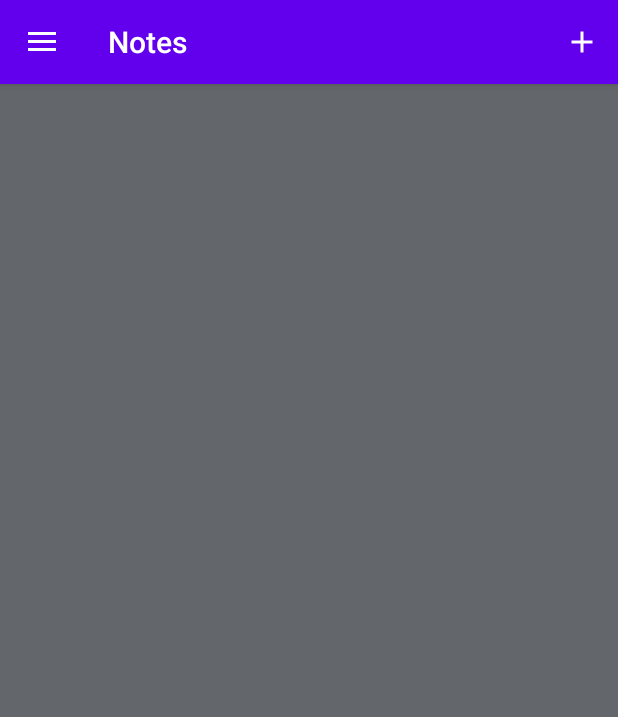
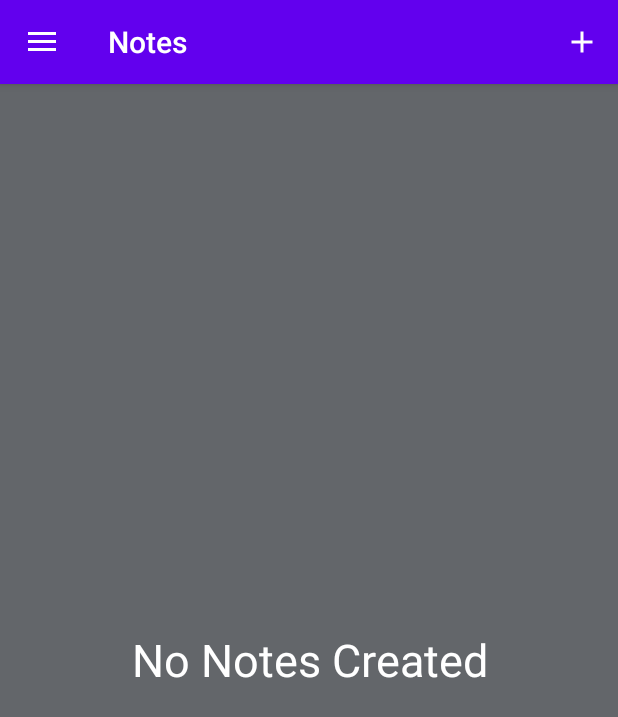
Before and after one commit to agr-shubham/NotesApp, an Android app: the screen it shows after launch (MainActivity), on a phone screen of 412 x 824 dp. Shown: the top 717 px of the screen. Run offline under Robolectric (Android 15) with nearby library versions, the phone set to English and light mode, and no system bars; our stand-ins replace Room's generated code.

Commit message:
combined noNotesCreatedFragment with NotesListFragment

```diff
--- a/app/src/main/java/com/shubham/notes/UI/activities/adapters/ListNotesAdapter.kt
+++ b/app/src/main/java/com/shubham/notes/UI/activities/adapters/ListNotesAdapter.kt
@@ -21,6 +21,9 @@ class ListNotesAdapter() : RecyclerView.Adapter<ListNotesAdapter.ViewHolder>(){
 
     private val notes = ArrayList<Notes>()
 
+    fun getNotesSize():Int{
+        return notes.size
+    }
 
 
     inner  class ViewHolder(val binding: NoteTitleCardBinding): RecyclerView.ViewHolder(binding.root)
--- a/app/src/main/java/com/shubham/notes/UI/activities/fragments/NotesListFragment.kt
+++ b/app/src/main/java/com/shubham/notes/UI/activities/fragments/NotesListFragment.kt
@@ -46,10 +46,26 @@ class NotesListFragment : Fragment() {
 
         binding.recyclerView1.setHasFixedSize(true)
 
+        checkNoNotes()
+
+
+    }
+
+    fun checkNoNotes(){
+        if (adapter.getNotesSize()==0) {
+            binding.recyclerView1.visibility = View.GONE
+            binding.noNotesMessage.visibility = View.VISIBLE
+        }
+        else {
+            binding.recyclerView1.visibility = View.VISIBLE
+            binding.noNotesMessage.visibility = View.GONE
+        }
     }
 
     fun updateAdapterList(notes:List<Notes>){
         adapter.updateList(notes)
+        checkNoNotes()
+
     }
 
     override fun onCreateOptionsMenu(menu: Menu, inflater: MenuInflater) {
--- a/app/src/main/res/layout/fragment_notes_list.xml
+++ b/app/src/main/res/layout/fragment_notes_list.xml
@@ -23,4 +23,13 @@
             android:paddingStart="2dp" />
     </ScrollView>
 
+    <TextView
+        android:id="@+id/no_notes_message"
+        android:layout_width="match_parent"
+        android:layout_height="match_parent"
+        app:layout_constraintBottom_toBottomOf="parent"
+        android:text="@string/no_notes_created"
+        android:gravity="center"
+        android:textColor="@color/white"
+        android:textSize="30dp" />
 </FrameLayout>
```
Also changed, not shown: app/src/main/java/com/shubham/notes/UI/activities/fragments/NoNotesCreatedFragment.kt (deleted, +0 -51 lines), app/src/main/res/layout/fragment_no_notes_created.xml (deleted, +0 -17 lines).
